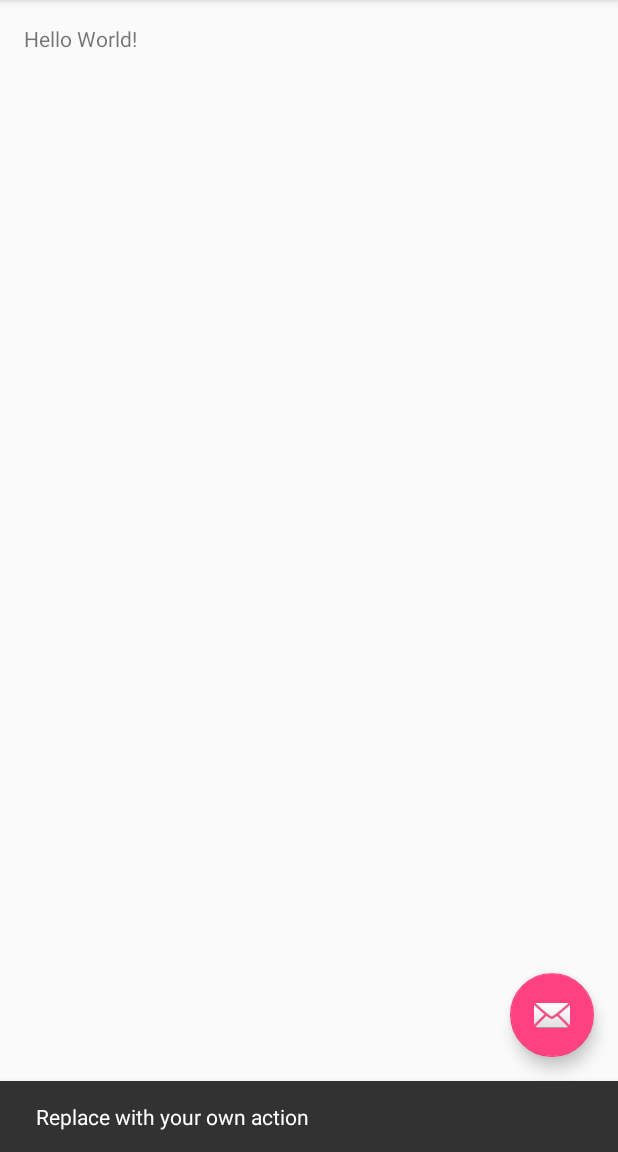
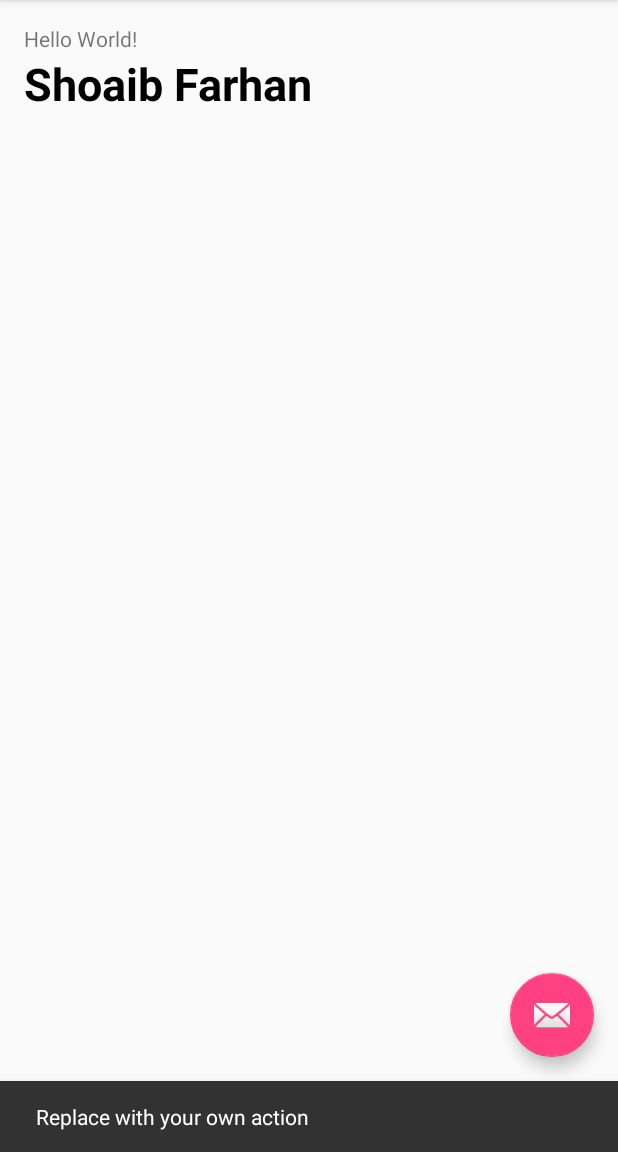
Before and after one commit to Syedbtranz/testproject, an Android app: the screen it shows after launch (MainActivity), after a tap on an icon or button, on a phone screen of 412 x 824 dp, the part 84-1236 px from its top. Run offline under Robolectric (Android 15) with nearby library versions, the phone set to English and light mode, and no system bars.

Commit message:
Changes Occured.

```diff
--- a/app/src/main/res/layout/content_main.xml
+++ b/app/src/main/res/layout/content_main.xml
@@ -1,5 +1,5 @@
 <?xml version="1.0" encoding="utf-8"?>
-<RelativeLayout
+<LinearLayout
     xmlns:android="http://schemas.android.com/apk/res/android"
     xmlns:tools="http://schemas.android.com/tools"
     xmlns:app="http://schemas.android.com/apk/res-auto"
@@ -10,6 +10,7 @@
     android:paddingRight="@dimen/activity_horizontal_margin"
     android:paddingTop="@dimen/activity_vertical_margin"
     android:paddingBottom="@dimen/activity_vertical_margin"
+    android:orientation="vertical"
     app:layout_behavior="@string/appbar_scrolling_view_behavior"
     tools:showIn="@layout/activity_main"
     tools:context="com.btranz.app.testproject.MainActivity">
@@ -18,4 +19,11 @@
         android:layout_width="wrap_content"
         android:layout_height="wrap_content"
         android:text="Hello World!" />
-</RelativeLayout>
+    <TextView
+        android:layout_width="wrap_content"
+        android:layout_height="wrap_content"
+        android:text="Shoaib Farhan"
+        android:textColor="#000000"
+        android:textStyle="bold"
+        android:textSize="30dp"/>
+</LinearLayout>
```
